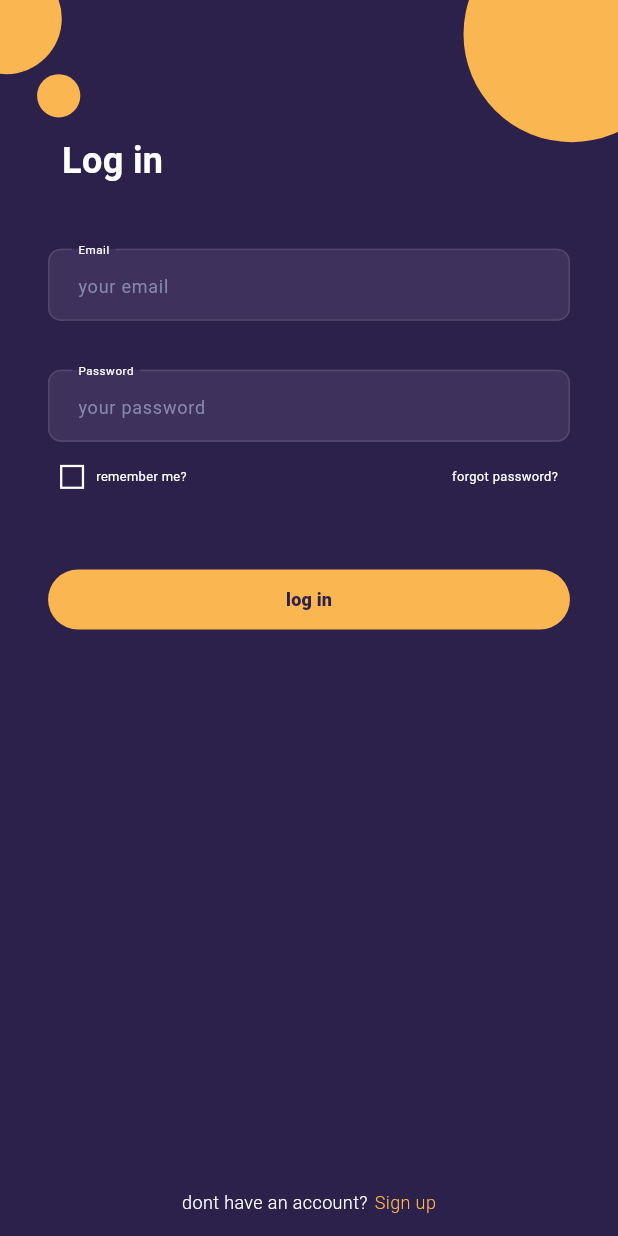
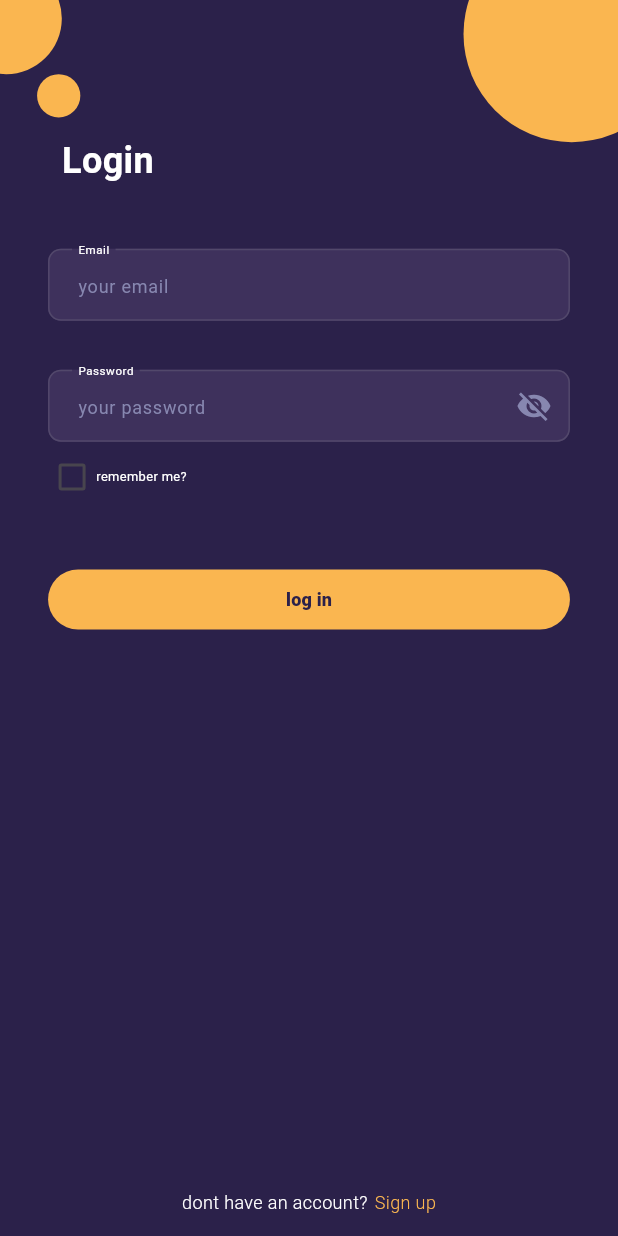
Before and after one commit to BahlulBoy/e-learning-app, a Flutter app: the screen it shows after launch, on a phone screen of 412 x 824 dp. Run offline on Flutter 3.47's test engine with Material 3 defaults, Android fonts, the phone set to English and light mode, and no system bars; our stand-ins replace equatable, flutter_bloc, flutter_screenutil.

Commit message:
integration state auth

```diff
--- a/lib/components/input/form_input_auth.dart
+++ b/lib/components/input/form_input_auth.dart
@@ -9,11 +9,16 @@ class FormInputAuth extends StatelessWidget {
     this.labelText,
     this.keyboardType,
     this.onChanged,
+    this.suffix,
+    this.prefix,
+    this.isHide = false,
   });
 
   final String? hintText, labelText;
   final TextInputType? keyboardType;
   final void Function(String value)? onChanged;
+  final Widget? suffix, prefix;
+  final bool isHide;
 
   @override
   Widget build(BuildContext context) {
@@ -56,7 +61,10 @@ class FormInputAuth extends StatelessWidget {
         ),
         filled: true,
         fillColor: MainColor.secondaryBackgrounColor,
+        suffixIcon: suffix,
+        prefixIcon: prefix,
       ),
+      obscureText: isHide,
       onChanged: onChanged,
     );
   }
--- a/lib/main.dart
+++ b/lib/main.dart
@@ -20,7 +20,7 @@ class MyApp extends StatelessWidget {
       minTextAdapt: true,
       splitScreenMode: true,
       builder: (context, child) => BlocProvider(
-        create: (_) => GlobalCubit(const GlobalState()),
+        create: (_) => GlobalCubit(const GlobalState(name: 'haha')),
         child: MaterialApp(
           debugShowMaterialGrid: false,
           debugShowCheckedModeBanner: false,
--- a/lib/page/login_page/login_view.dart
+++ b/lib/page/login_page/login_view.dart
@@ -1,12 +1,34 @@
 import 'package:ayo_belajar/components/input/form_input_auth.dart';
 import 'package:ayo_belajar/components/other/yellow_dot.dart';
+import 'package:ayo_belajar/page/login_page/state/login_cubit.dart';
+import 'package:ayo_belajar/page/login_page/state/login_state.dart';
 import 'package:ayo_belajar/resource/main_color.dart';
 import 'package:ayo_belajar/routes/list_routes.dart';
 import 'package:flutter/material.dart';
+import 'package:flutter_bloc/flutter_bloc.dart';
 import 'package:flutter_screenutil/flutter_screenutil.dart';
 
+class LoginContainer extends StatefulWidget {
+  const LoginContainer({super.key});
+
+  @override
+  State<LoginContainer> createState() => _LoginContainerState();
+}
+
+class _LoginContainerState extends State<LoginContainer> {
+  @override
+  Widget build(BuildContext context) {
+    return BlocProvider(
+      create: (context) => LoginCubit(const LoginState()),
+      child: const LoginView(),
+    );
+  }
+}
+
 class LoginView extends StatelessWidget {
-  const LoginView({super.key});
+  const LoginView({
+    super.key,
+  });
 
   @override
   Widget build(BuildContext context) {
@@ -54,7 +76,7 @@ class LoginView extends StatelessWidget {
                             left: 8.w,
                           ),
                           child: Text(
-                            'Log in',
+                            'Login',
                             style: TextStyle(
                               fontSize: 28.sp,
                               fontWeight: FontWeight.w700,
@@ -68,17 +90,34 @@ class LoginView extends StatelessWidget {
                         FormInputAuth(
                           hintText: 'your email',
                           labelText: 'Email',
-                          keyboardType: TextInputType.visiblePassword,
-                          onChanged: (value) {},
+                          keyboardType: TextInputType.emailAddress,
+                          onChanged: context.read<LoginCubit>().onChangeEmail,
                         ),
                         SizedBox(
                           height: 38.h,
                         ),
-                        FormInputAuth(
+                        BlocBuilder<LoginCubit, LoginState>(
+                          builder: (context, state) => FormInputAuth(
                             hintText: 'your password',
                             labelText: 'Password',
                             keyboardType: TextInputType.visiblePassword,
-                          onChanged: (value) {},
+                            onChanged:
+                                context.read<LoginCubit>().onChangePassword,
+                            isHide: state.isPasswordHide,
+                            suffix: InkWell(
+                              onTap: context.read<LoginCubit>().onHidePassword,
+                              highlightColor: Colors.transparent,
+                              hoverColor: MainColor.backgroundColor,
+                              child: BlocBuilder<LoginCubit, LoginState>(
+                                builder: (context, state) => Icon(
+                                  state.isPasswordHide
+                                      ? Icons.visibility_off
+                                      : Icons.visibility,
+                                  color: MainColor.darkTextColor,
+                                ),
+                              ),
+                            ),
+                          ),
                         ),
                         SizedBox(
                           height: 18.h,
@@ -89,18 +128,20 @@ class LoginView extends StatelessWidget {
                             mainAxisSize: MainAxisSize.max,
                             mainAxisAlignment: MainAxisAlignment.spaceBetween,
                             children: [
-                              InkWell(
-                                onTap: () {},
-                                child: Row(
+                              Row(
                                 mainAxisSize: MainAxisSize.min,
                                 children: [
-                                    Container(
+                                  SizedBox(
                                     width: 14.w,
                                     height: 14.w,
-                                      decoration: BoxDecoration(
-                                        border: Border.all(
-                                          width: 1.5,
-                                          color: MainColor.primaryWhite,
+                                    child: BlocBuilder<LoginCubit, LoginState>(
+                                      builder: (context, state) => Checkbox(
+                                        value: state.isAccountRemember,
+                                        onChanged: (value) {
+                                          context
+                                              .read<LoginCubit>()
+                                              .onChangeRememberAccount();
+                                        },
                                       ),
                                     ),
                                   ),
@@ -116,17 +157,16 @@ class LoginView extends StatelessWidget {
                                   ),
                                 ],
                               ),
-                              ),
-                              InkWell(
-                                child: Text(
-                                  'forgot password?',
-                                  style: TextStyle(
-                                    fontSize: 10.sp,
-                                    color: MainColor.primaryWhite,
-                                  ),
-                                ),
-                                onTap: () {},
-                              ),
+                              // InkWell(
+                              //   child: Text(
+                              //     'forgot password?',
+                              //     style: TextStyle(
+                              //       fontSize: 10.sp,
+                              //       color: MainColor.primaryWhite,
+                              //     ),
+                              //   ),
+                              //   onTap: () {},
+                              // ),
                             ],
                           ),
                         ),
@@ -136,7 +176,7 @@ class LoginView extends StatelessWidget {
                         SizedBox(
                           width: double.infinity,
                           child: TextButton(
-                            onPressed: () {},
+                            onPressed: context.read<LoginCubit>().onLogin,
                             style: const ButtonStyle(
                               backgroundColor: WidgetStatePropertyAll(
                                 MainColor.primaryColor,
--- /dev/null
+++ b/lib/page/login_page/state/login_state.dart
@@ -0,0 +1,35 @@
+import 'package:equatable/equatable.dart';
+
+class LoginState extends Equatable {
+  const LoginState({
+    this.emailValue,
+    this.passwordValue,
+    this.isPasswordHide = true,
+    this.isAccountRemember = false,
+  });
+
+  final String? emailValue;
+  final String? passwordValue;
+  final bool isPasswordHide, isAccountRemember;
+
+  LoginState copyWith(
+      {String? emailValue,
+      String? passwordValue,
+      bool? isPasswordHide,
+      bool? isAccountRemember}) {
+    return LoginState(
+      emailValue: emailValue ?? this.emailValue,
+      passwordValue: passwordValue ?? this.passwordValue,
+      isPasswordHide: isPasswordHide ?? this.isPasswordHide,
+      isAccountRemember: isAccountRemember ?? this.isAccountRemember,
+    );
+  }
+
+  @override
+  List<Object?> get props => [
+        emailValue,
+        passwordValue,
+        isPasswordHide,
+        isAccountRemember,
+      ];
+}
--- a/lib/routes/main_routes.dart
+++ b/lib/routes/main_routes.dart
@@ -10,8 +10,8 @@ class MainRoutes {
   Map<String, Widget Function(BuildContext)> addRoutes(BuildContext context) {
     return {
       ListRoutes.splash: (context) => const SplashView(),
-      ListRoutes.login: (context) => const LoginView(),
-      ListRoutes.register: (context) => const RegisterPage(),
+      ListRoutes.login: (context) => const LoginContainer(),
+      ListRoutes.register: (context) => const RegisterContainer(),
     };
   }
 }
```
Also changed, not shown: lib/page/login_page/state/login_cubit.dart (added, +28 -0 lines), lib/page/register_page/register_page.dart (+33 -6 lines), lib/page/register_page/state/register_cubit.dart (added, +30 -0 lines), lib/page/register_page/state/register_state.dart (added, +28 -0 lines). Lines whose indentation alone changed are shown as unchanged.
